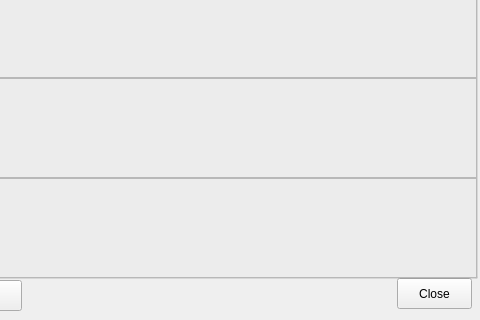
Above: answertopaper.ui from dkithmal/BinduProjectStudent before the change; both pictures show x 633 to 1113 and y 302 to 622 of the 1113 by 622 pixel window. Below: the same form after it.
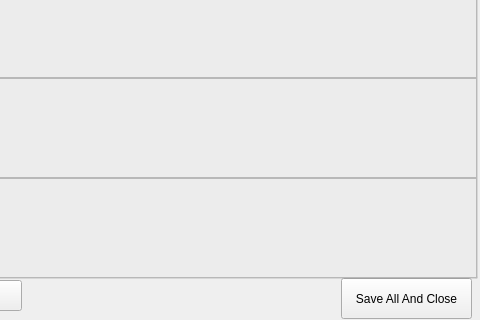
That is the form after the change.

Diff of the .ui file:
```diff
--- a/answertopaper.ui
+++ b/answertopaper.ui
@@ -29,14 +29,14 @@
   <widget class="QPushButton" name="pushButton_2">
    <property name="geometry">
     <rect>
-     <x>1030</x>
+     <x>974</x>
      <y>580</y>
-     <width>75</width>
-     <height>31</height>
+     <width>131</width>
+     <height>41</height>
     </rect>
    </property>
    <property name="text">
-    <string>Close</string>
+    <string>Save All And Close</string>
    </property>
   </widget>
   <widget class="QLabel" name="lPageNo">
```
Left out of the diff: 2 changed lines with no effect on the pictures.
